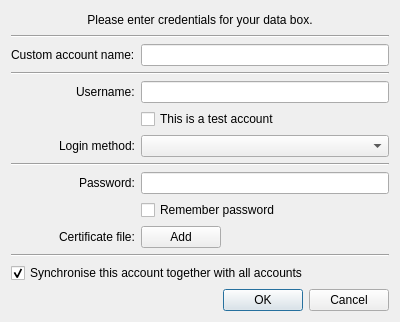
Qt form src/gui/ui/dlg_create_account.ui (psakar/datovka) before a commit.
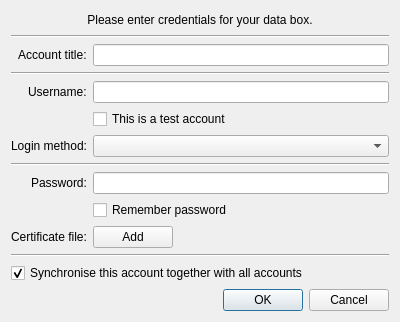
The same form after that commit. Icons and pictures are not drawn.

```diff
--- a/src/gui/ui/dlg_create_account.ui
+++ b/src/gui/ui/dlg_create_account.ui
@@ -58,7 +58,7 @@
      <item row="0" column="0">
       <widget class="QLabel" name="acntNameLabel">
        <property name="text">
-        <string>Custom account name:</string>
+        <string>Account title:</string>
        </property>
       </widget>
      </item>
```
Left out of the diff: 5 changed lines with no effect on the pictures.
